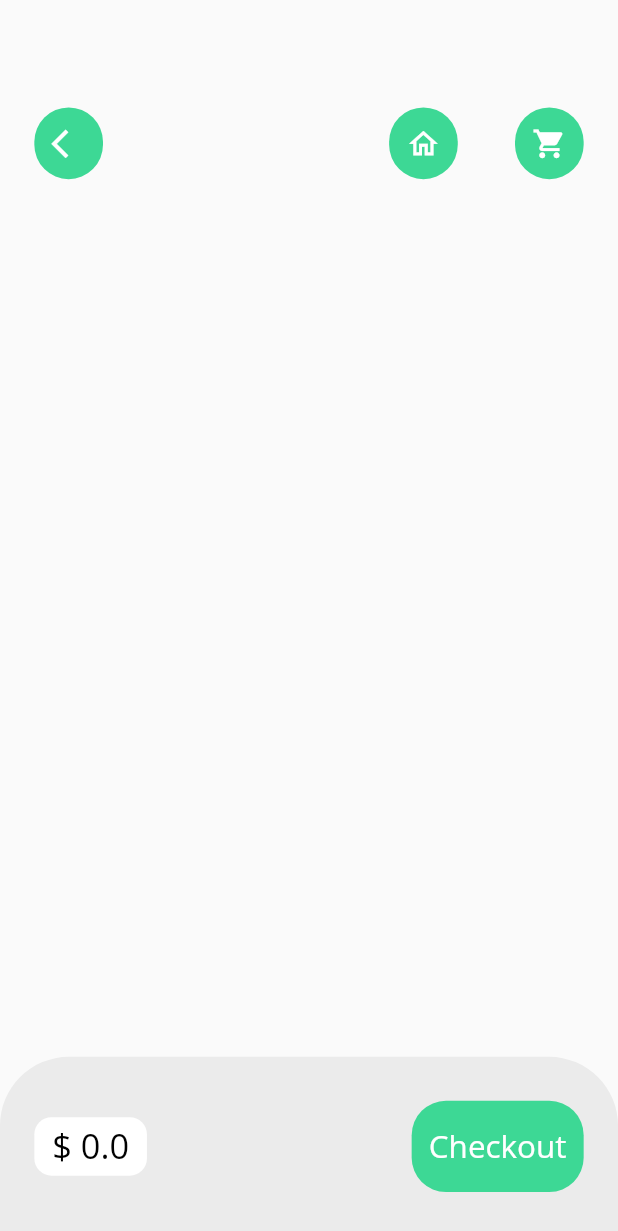
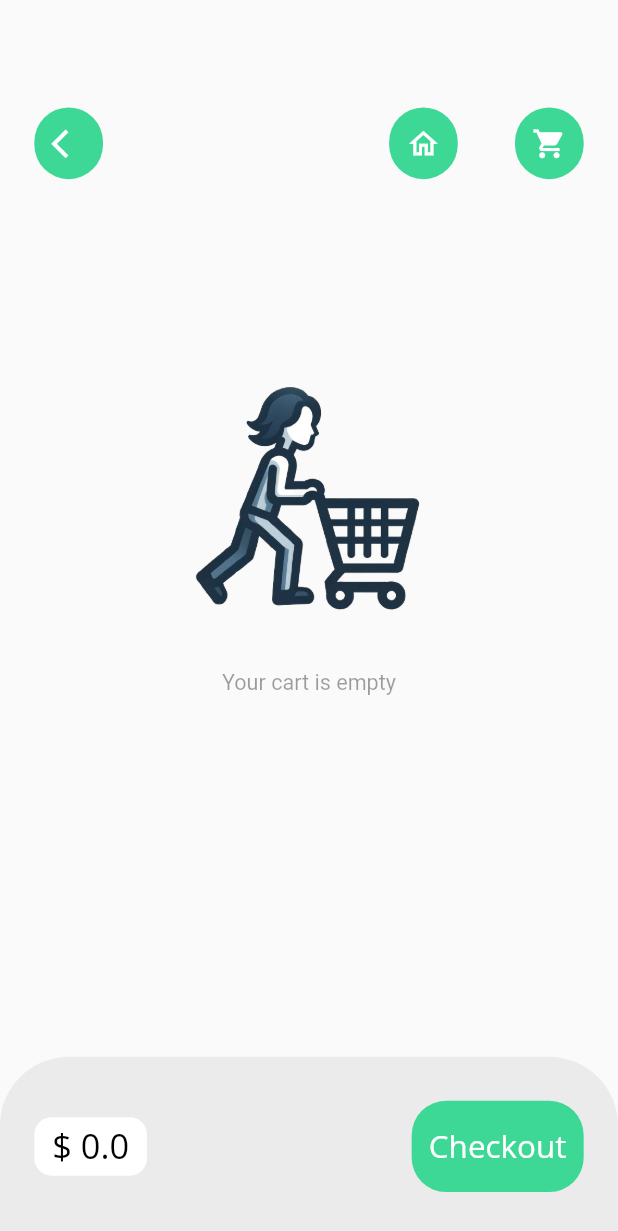
Before and after one commit to gt-lcy96/fultter_food_delivery, a Flutter app: the CartPage screen opened by its route, on a phone screen of 412 x 824 dp. Shown: the top 1231 px of the screen. Run offline on Flutter 3.47's test engine with Material 2 defaults, Android fonts, the phone set to English and light mode, and no system bars; our stand-ins replace dots_indicator, flutter_screenutil, get, shared_preferences; accounts and stored records are empty; network calls fail.

Commit message:
insert no_data_page to cart_page if the cart is empty

```diff
--- /dev/null
+++ b/lib/common/widgets/no_data_page.dart
@@ -0,0 +1,33 @@
+import 'package:flutter/material.dart';
+
+class NoDataPage extends StatelessWidget {
+  final String text;
+  final String imgPath;
+  const NoDataPage({super.key, required this.text,
+    this.imgPath="assets/images/empty_cart.png"
+  });
+
+  @override
+  Widget build(BuildContext context) {
+    final mediaSize = MediaQuery.of(context).size;
+    return Column(
+      mainAxisAlignment: MainAxisAlignment.center,
+      crossAxisAlignment: CrossAxisAlignment.stretch,
+      children: [
+      Image.asset(
+        imgPath,
+        height: mediaSize.height * 0.22,
+        width: mediaSize.width * 0.22,
+      ),
+      SizedBox(height: mediaSize.height * 0.03),
+      Text(
+        text,
+        style: TextStyle(
+          fontSize: mediaSize.height * 0.0175,
+          color: Theme.of(context).disabledColor,
+        ),
+        textAlign: TextAlign.center,
+      )
+    ],);
+  }
+}
--- a/lib/pages/cart/cart_page.dart
+++ b/lib/pages/cart/cart_page.dart
@@ -4,6 +4,7 @@ import 'package:food_delivery/common/values/colors.dart';
 import 'package:food_delivery/common/values/constants.dart';
 import 'package:food_delivery/common/widgets/app_icons.dart';
 import 'package:food_delivery/common/widgets/base_text_widget.dart';
+import 'package:food_delivery/common/widgets/no_data_page.dart';
 import 'package:food_delivery/controllers/cart_controller.dart';
 import 'package:food_delivery/controllers/popular_product_controller.dart';
 import 'package:food_delivery/controllers/recommended_product_controller.dart';
@@ -52,7 +53,9 @@ class CartPage extends StatelessWidget {
             ],
           ),
         ),
-        Positioned(
+        GetBuilder<CartController>(builder: (_cartController) {
+          return _cartController.getItems.length > 0
+              ? Positioned(
                   top: 100.h,
                   left: 20.w,
                   right: 20.w,
@@ -81,28 +84,36 @@ class CartPage extends StatelessWidget {
                                       children: [
                                         GestureDetector(
                                           onTap: () {
-                                    var popularIndex =
-                                        Get.find<PopularProductController>()
+                                            var popularIndex = Get.find<
+                                                    PopularProductController>()
                                                 .popularProductList
-                                            .indexOf(_cartList[index].product);
+                                                .indexOf(
+                                                    _cartList[index].product);
                                             if (popularIndex >= 0) {
                                               //if found
-                                      Get.toNamed(RouteHelper.getPopularFood(
-                                          popularIndex, RouteHelper.cart));
+                                              Get.toNamed(
+                                                  RouteHelper.getPopularFood(
+                                                      popularIndex,
+                                                      RouteHelper.cart));
                                             } else {
                                               var recommendedIndex = Get.find<
                                                       RecommendedProductController>()
                                                   .recommendedProductList
-                                          .indexOf(_cartList[index].product);
-                                      if(recommendedIndex<0) { //cant found any
+                                                  .indexOf(
+                                                      _cartList[index].product);
+                                              if (recommendedIndex < 0) {
+                                                //cant found any
                                                 Get.snackbar(
-                                          "History product", "Product review is not available for history products",
-                                          backgroundColor: AppColors.primaryElement,
+                                                  "History product",
+                                                  "Product review is not available for history products",
+                                                  backgroundColor:
+                                                      AppColors.primaryElement,
                                                   colorText: Colors.white,
                                                 );
                                               } else {
-                                        Get.toNamed( //found recommended
-                                          RouteHelper.getRecommendedFood(
+                                                Get.toNamed(//found recommended
+                                                    RouteHelper
+                                                        .getRecommendedFood(
                                                             recommendedIndex,
                                                             RouteHelper.cart));
                                               }
@@ -111,15 +122,18 @@ class CartPage extends StatelessWidget {
                                           child: Container(
                                             width: 100.w,
                                             height: 100.h,
-                                    margin: EdgeInsets.only(bottom: 10.h),
+                                            margin:
+                                                EdgeInsets.only(bottom: 10.h),
                                             decoration: BoxDecoration(
                                               image: DecorationImage(
                                                   image: NetworkImage(
                                                       AppConstants.BASE_URL +
-                                                  _cartList[index].img!),
+                                                          _cartList[index]
+                                                              .img!),
                                                   // "assets/images/chinese_food_1.jpg"),
                                                   fit: BoxFit.cover),
-                                      borderRadius: BorderRadius.circular(20.w),
+                                              borderRadius:
+                                                  BorderRadius.circular(20.w),
                                               color: Colors.white,
                                             ),
                                           ),
@@ -134,9 +148,11 @@ class CartPage extends StatelessWidget {
                                                   crossAxisAlignment:
                                                       CrossAxisAlignment.start,
                                                   mainAxisAlignment:
-                                              MainAxisAlignment.spaceEvenly,
+                                                      MainAxisAlignment
+                                                          .spaceEvenly,
                                                   children: [
-                                            bigText(_cartList[index].name!,
+                                                    bigText(
+                                                        _cartList[index].name!,
                                                         color: Colors.black),
                                                     smallText("Spicy"),
                                                     Row(
@@ -146,10 +162,12 @@ class CartPage extends StatelessWidget {
                                                       children: [
                                                         bigText(
                                                           "\$ ${_cartList[index].price}",
-                                                  color: Colors.redAccent,
+                                                          color:
+                                                              Colors.redAccent,
                                                         ),
                                                         counterWidget(
-                                                    cartController, index),
+                                                            cartController,
+                                                            index),
                                                       ],
                                                     )
                                                   ],
@@ -161,7 +179,9 @@ class CartPage extends StatelessWidget {
                           },
                         ),
                       )),
-        ),
+                )
+              : NoDataPage(text: "Your cart is empty");
+        }),
       ]),
       bottomNavigationBar: GetBuilder<CartController>(
         builder: (cartController) {
@@ -191,7 +211,7 @@ class CartPage extends StatelessWidget {
 
 Widget checkOutButton(CartController cartController) {
   return GestureDetector(
-    onTap: (){
+    onTap: () {
       print("tapped");
       cartController.addToHistory();
     },
```
Also changed, not shown: assets/images/empty_cart.png (added). Lines whose indentation alone changed are shown as unchanged.
